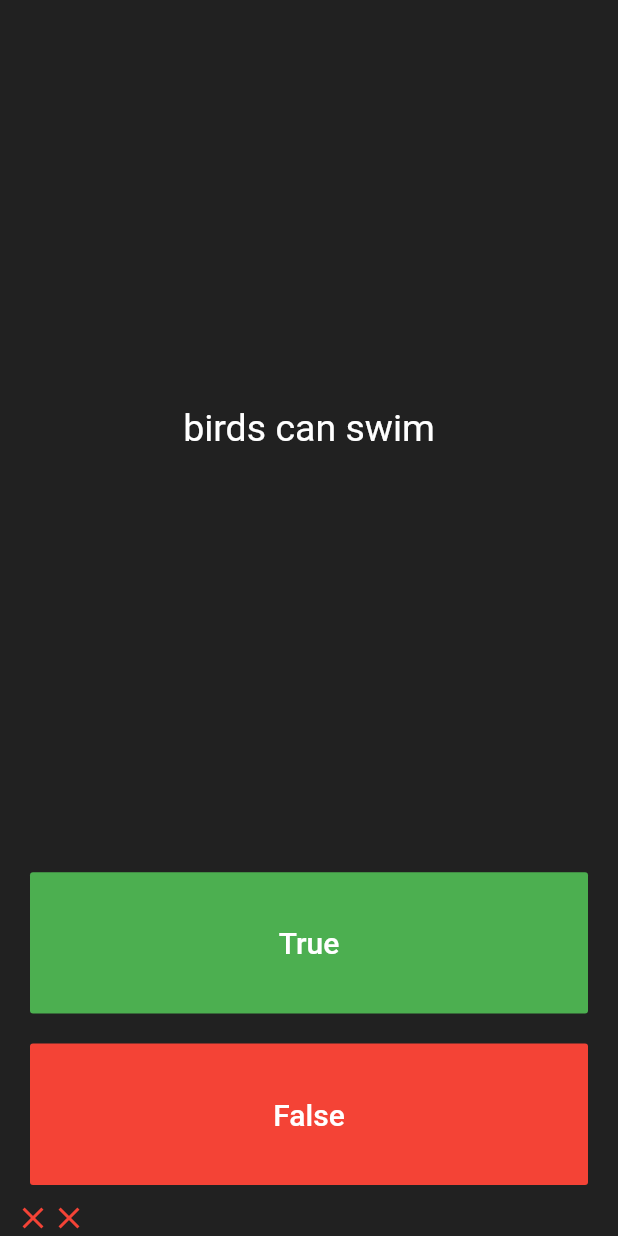
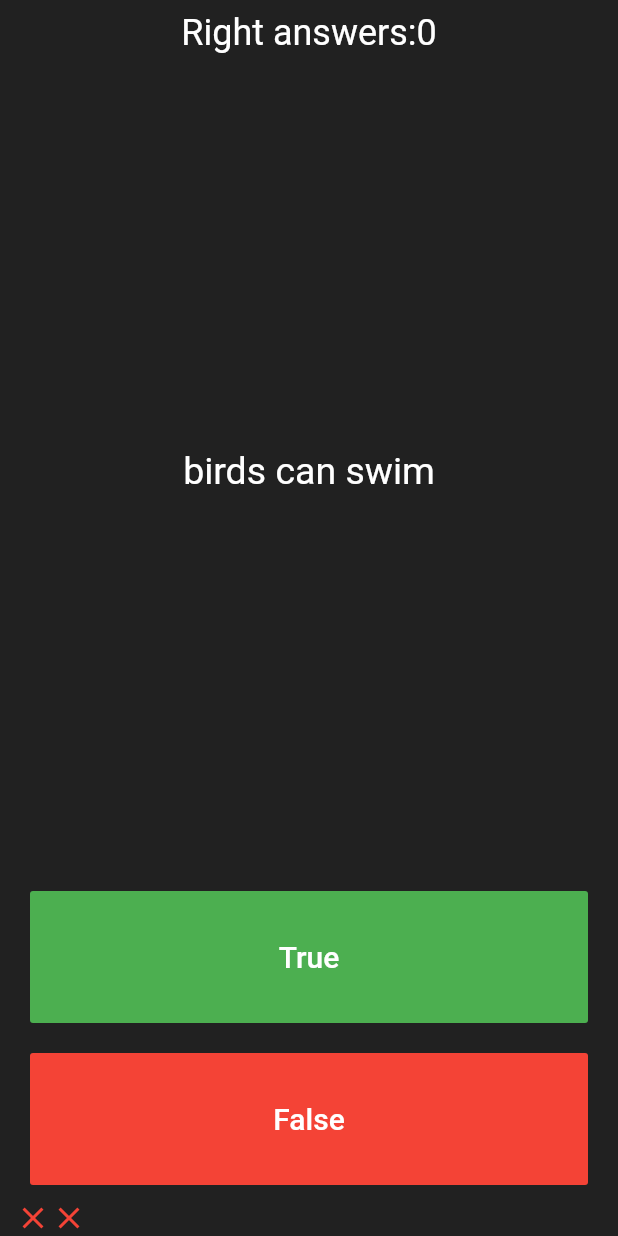
Before and after one commit to kiranshrestha11/quizapp, a Flutter app: the screen it shows after launch, after a tap on "True", after a tap on "False", on a phone screen of 412 x 824 dp. Run offline on Flutter 3.47's test engine with Material 2 defaults, Android fonts, the phone set to English and light mode, and no system bars; our stand-ins replace rflutter_alert.

Commit message:
edited and added

```diff
--- a/lib/main.dart
+++ b/lib/main.dart
@@ -2,12 +2,14 @@ import 'dart:math';
 import 'package:flutter/material.dart';
 import 'package:quizapp/question.dart';
 import 'package:quizapp/question_controller.dart';
+import 'package:rflutter_alert/rflutter_alert.dart';
 
 void main() => runApp(MyApp());
 QuestionController questionController = new QuestionController();
 
 class MyApp extends StatelessWidget {
   // This widget is the root of your application.
+
   @override
   Widget build(BuildContext context) {
     return MaterialApp(
@@ -31,6 +33,50 @@ class QuizPage extends StatefulWidget {
 
 class _QuizPageState extends State<QuizPage> {
   List<Widget> scoreKeeper = [];
+  int rightAnswer = 0;
+  void checkAnswer(bool userAnswer) {
+    setState(() {
+      if (questionController.isFinished()) {
+        Alert(
+            context: context,
+            title: "The questions are finished",
+            desc: "You have answered $rightAnswer right answers",
+            buttons: [
+              DialogButton(
+                child: Text(
+                  "okay",
+                  style: TextStyle(
+                    color: Colors.white,
+                  ),
+                ),
+                onPressed: () {
+                  Navigator.pop(context);
+                },
+                color: Colors.blue,
+              )
+            ]).show();
+        questionController.reset();
+        scoreKeeper.clear();
+        rightAnswer = 0;
+      } else {
+        if (questionController.getAnswerResult() == userAnswer) {
+          scoreKeeper.add(Icon(
+            Icons.check,
+            size: 24,
+            color: Colors.green,
+          ));
+          rightAnswer++;
+        } else {
+          scoreKeeper.add(Icon(
+            Icons.close,
+            size: 24,
+            color: Colors.red,
+          ));
+        }
+        questionController.nextQuestion();
+      }
+    });
+  }
 
   @override
   Widget build(BuildContext context) {
@@ -38,6 +84,17 @@ class _QuizPageState extends State<QuizPage> {
       mainAxisAlignment: MainAxisAlignment.spaceBetween,
       crossAxisAlignment: CrossAxisAlignment.stretch,
       children: <Widget>[
+        Padding(
+          padding: const EdgeInsets.all(8.0),
+          child: Text(
+            "Right answers:$rightAnswer",
+            textAlign: TextAlign.center,
+            style: TextStyle(
+              color: Colors.white,
+              fontSize: 24,
+            ),
+          ),
+        ),
         Expanded(
           flex: 5,
           child: Padding(
@@ -67,22 +124,7 @@ class _QuizPageState extends State<QuizPage> {
                 ),
               ),
               onPressed: () {
-                setState(() {
-                  if (questionController.getAnswerResult() == true) {
-                    scoreKeeper.add(Icon(
-                      Icons.check,
-                      size: 24,
-                      color: Colors.green,
-                    ));
-                  } else {
-                    scoreKeeper.add(Icon(
-                      Icons.close,
-                      size: 24,
-                      color: Colors.red,
-                    ));
-                  }
-                  questionController.nextQuestion();
-                });
+                checkAnswer(true);
               },
             ),
           ),
@@ -100,28 +142,16 @@ class _QuizPageState extends State<QuizPage> {
                 ),
               ),
               onPressed: () {
-                setState(() {
-                  if (questionController.getAnswerResult() == false) {
-                    scoreKeeper.add(Icon(
-                      Icons.check,
-                      size: 24,
-                      color: Colors.green,
-                    ));
-                  } else {
-                    scoreKeeper.add(Icon(
-                      Icons.close,
-                      size: 24,
-                      color: Colors.red,
-                    ));
-                  }
-                  questionController.nextQuestion();
-                });
+                checkAnswer(false);
               },
             ),
           ),
         ),
-        Row(
-          children: scoreKeeper,
+        SingleChildScrollView(
+          scrollDirection: Axis.horizontal,
+          child: Row(
+            children: scoreKeeper,
+          ),
         )
       ],
     );
--- a/pubspec.yaml
+++ b/pubspec.yaml
@@ -23,6 +23,7 @@ dependencies:
   # The following adds the Cupertino Icons font to your application.
   # Use with the CupertinoIcons class for iOS style icons.
   cupertino_icons: ^0.1.2
+  rflutter_alert: ^1.0.3
 
 dev_dependencies:
   flutter_test:
```
Also changed, not shown: lib/question_controller.dart (+26 -1 lines), pubspec.lock.
